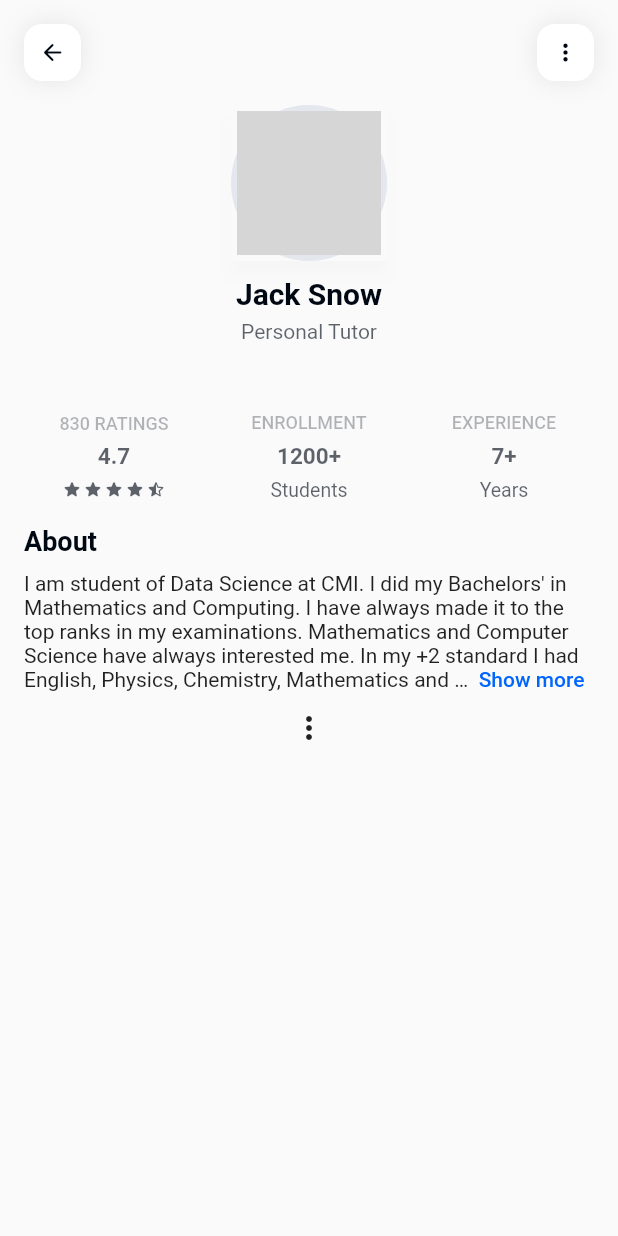
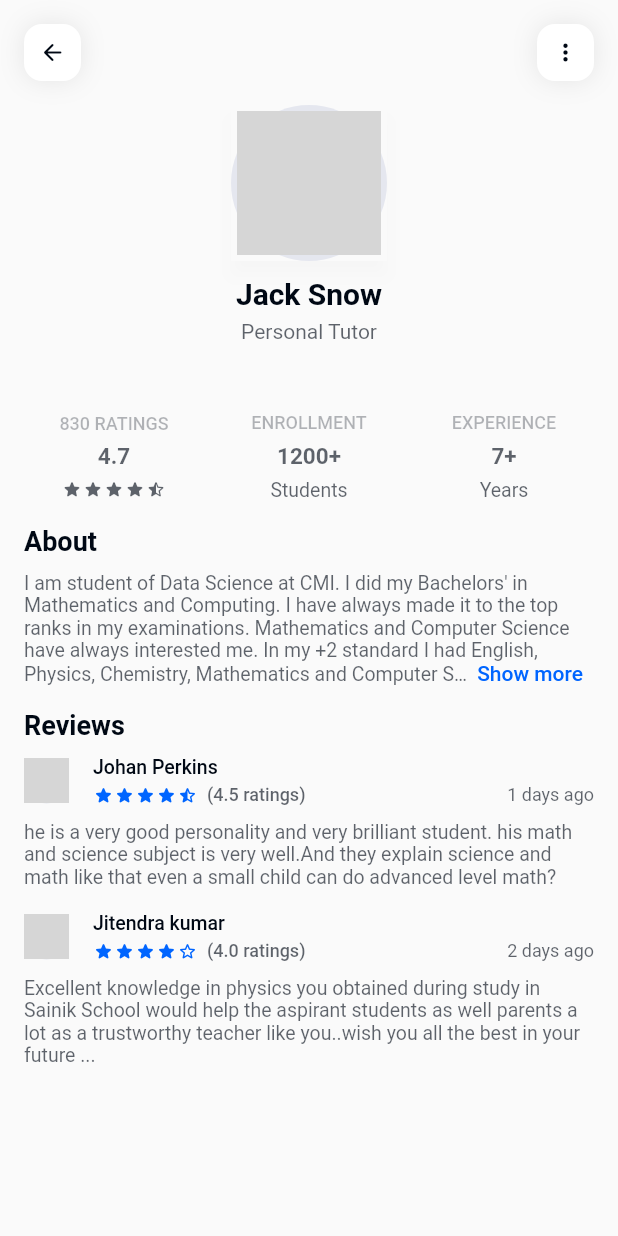
Before and after one commit to SubashXess/Institute-App-V2, a Flutter app: the ViewerVisitTutorProfilePage screen opened by its route, on a phone screen of 412 x 824 dp. Run offline on Flutter 3.47's test engine with Material 2 defaults, Android fonts, the phone set to English and light mode, and no system bars; drawn by our look-alikes of readmore; our stand-ins replace badges, flutter_svg, otp_text_field; network calls fail; grey boxes are pictures that could not be loaded.

Commit message:
tutor-profile-v2

```diff
--- /dev/null
+++ b/lib/components/view_review_contents.dart
@@ -0,0 +1,102 @@
+import 'package:flutter/material.dart';
+import 'package:institute_app_v2/components/star_ratings.dart';
+import 'package:readmore/readmore.dart';
+import '../constants/textstyles.dart';
+import '../constants/themes.dart';
+
+class ViewReviewsContents extends StatelessWidget {
+  const ViewReviewsContents({
+    Key? key,
+    required this.name,
+    required this.img,
+    required this.ratings,
+    required this.content,
+    required this.createdBy,
+    this.updatedBy,
+  }) : super(key: key);
+  final String name;
+  final String img;
+  final double ratings;
+  final String content;
+  final String createdBy;
+  final String? updatedBy;
+
+  @override
+  Widget build(BuildContext context) {
+    return Container(
+      margin: const EdgeInsets.only(bottom: 16.0),
+      child: Column(
+        children: [
+          Row(
+            children: [
+              CircleAvatar(
+                backgroundColor: AppContainerTheme.appContainerBluishTheme,
+                radius: 15.0,
+                backgroundImage: NetworkImage(img),
+              ),
+              const SizedBox(width: 16.0),
+              Expanded(
+                child: Column(
+                  crossAxisAlignment: CrossAxisAlignment.start,
+                  children: [
+                    Text(
+                      name,
+                      maxLines: 1,
+                      overflow: TextOverflow.ellipsis,
+                      style: AppTextStyle.h4TextStyle(
+                          fontWeight: FontWeight.w500, size: 13.0),
+                    ),
+                    const SizedBox(height: 4.0),
+                    Row(
+                      children: [
+                        StarDisplayWidget(
+                          initialRatings: ratings,
+                          color: AppTheme.appThemeColor,
+                          size: 14.0,
+                        ),
+                        const SizedBox(width: 6.0),
+                        Text(
+                          '($ratings ratings)',
+                          style: AppTextStyle.h4TextStyle(
+                              color: AppTextTheme.appTextThemeLight,
+                              fontWeight: FontWeight.w500,
+                              size: 12.0),
+                        ),
+                        const Spacer(),
+                        Text(
+                          '$createdBy days ago',
+                          style: AppTextStyle.h4TextStyle(
+                            color: AppTextTheme.appTextThemeLight,
+                            size: 12.0,
+                          ),
+                        ),
+                      ],
+                    ),
+                  ],
+                ),
+              ),
+            ],
+          ),
+          const SizedBox(height: 10.0),
+          ReadMoreText(
+            content,
+            trimLines: 5,
+            trimMode: TrimMode.Line,
+            trimCollapsedText: ' Show more',
+            trimExpandedText: ' Show less',
+            style: AppTextStyle.h4TextStyle(
+                color: AppTextTheme.appTextThemeLight, size: 13.0),
+            lessStyle: AppTextStyle.h4TextStyle(
+                fontWeight: FontWeight.w500,
+                size: 13.0,
+                color: AppTheme.appThemeColor),
+            moreStyle: AppTextStyle.h4TextStyle(
+                fontWeight: FontWeight.w500,
+                size: 13.0,
+                color: AppTheme.appThemeColor),
+          ),
+        ],
+      ),
+    );
+  }
+}
--- a/lib/constants/routes.dart
+++ b/lib/constants/routes.dart
@@ -1,4 +1,5 @@
 import 'package:flutter/material.dart';
+import 'package:institute_app_v2/screens/tutor_profile_page/tutor_profile_page.dart';
 import 'package:institute_app_v2/screens/viewer_screen/dashboard_page/viewer_dashboard_page.dart';
 import 'package:institute_app_v2/screens/login_page.dart';
 import 'package:institute_app_v2/screens/otp_page.dart';
@@ -10,6 +11,7 @@ import '../screens/viewer_screen/viewer_profile_page/viewer_profilepage.dart';
 final Map<String, WidgetBuilder> routes = {
   '/loginpage': (context) => const LoginPage(),
   '/otppage': (context) => const OTPPage(),
+  '/tutor_profile_page': (context) => const TutorProfilePage(),
 
   ////////////////////////// Viewer Page ////////////////////////////
   '/viewer_registration_page': (context) => const ViewerRegistrationPage(),
--- a/lib/main.dart
+++ b/lib/main.dart
@@ -21,7 +21,7 @@ class MyApp extends StatelessWidget {
         debugShowCheckedModeBanner: false,
         theme: ThemeData(primarySwatch: Colors.blue),
         initialRoute:
-            '/viewer_visit_tutor_page', // otppage  loginpage  viewer_registration_page viewer_profile_page  dashboard_page  viewer_visit_tutor_page
+            '/tutor_profile_page', // otppage  loginpage  viewer_registration_page viewer_profile_page  dashboard_page  viewer_visit_tutor_page
         routes: routes,
       ),
     );
--- a/lib/screens/viewer_screen/dashboard_page/components/appbar_widget.dart
+++ b/lib/screens/viewer_screen/dashboard_page/components/appbar_widget.dart
@@ -45,6 +45,7 @@ class DashboardAppBarWidget extends StatelessWidget {
                     splashColor: Colors.transparent,
                     highlightColor: Colors.transparent,
                     onTap: () {
+                      FocusScope.of(context).unfocus();
                       Scaffold.of(context).openDrawer();
                     },
                     child: Container(
--- a/lib/screens/viewer_screen/viewer_visit_tutor_ptofile_page/viewer_visit_tutor_profile_page.dart
+++ b/lib/screens/viewer_screen/viewer_visit_tutor_ptofile_page/viewer_visit_tutor_profile_page.dart
@@ -4,7 +4,10 @@ import 'package:institute_app_v2/constants/boxshadow.dart';
 import 'package:institute_app_v2/constants/dimensions.dart';
 import 'package:institute_app_v2/constants/textstyles.dart';
 import 'package:institute_app_v2/constants/themes.dart';
+import 'package:institute_app_v2/widgets/rounded_button_widget.dart';
 import 'package:readmore/readmore.dart';
+
+import '../../../components/view_review_contents.dart';
 
 class ViewerVisitTutorProfilePage extends StatefulWidget {
   const ViewerVisitTutorProfilePage({super.key});
@@ -20,6 +23,40 @@ class _ViewerVisitTutorProfilePageState
   Widget build(BuildContext context) {
     Size size = MediaQuery.of(context).size;
     return Scaffold(
+      // bottomSheet: SafeArea(
+      //   child: Container(
+      //     width: size.width,
+      //     child: Column(
+      //       mainAxisSize: MainAxisSize.min,
+      //       children: [
+      //         Row(
+      //           children: [
+      //             Expanded(
+      //               child: RoundedButtonWidget(
+      //                 size: size,
+      //                 color: AppTheme.appThemeColor,
+      //                 label: Text(
+      //                   'Request a call back',
+      //                   style: AppTextStyle.h4TextStyle(color: Colors.white),
+      //                 ),
+      //               ),
+      //             ),
+      //             Expanded(
+      //               child: RoundedButtonWidget(
+      //                 size: size,
+      //                 color: AppTheme.appThemeColor,
+      //                 label: Text(
+      //                   'Send a message',
+      //                   style: AppTextStyle.h4TextStyle(color: Colors.white),
+      //                 ),
+      //               ),
+      //             ),
+      //           ],
+      //         ),
+      //       ],
+      //     ),
+      //   ),
+      // ),
       body: Container(
         width: size.width,
         child: SafeArea(
@@ -159,6 +196,8 @@ class _ViewerVisitTutorProfilePageState
                         trimMode: TrimMode.Line,
                         trimCollapsedText: ' Show more',
                         trimExpandedText: ' Show less',
+                        style: AppTextStyle.h4TextStyle(
+                            color: AppTextTheme.appTextThemeLight, size: 13.0),
                         lessStyle: AppTextStyle.h4TextStyle(
                             fontWeight: FontWeight.w500,
                             color: AppTheme.appThemeColor),
@@ -169,14 +208,36 @@ class _ViewerVisitTutorProfilePageState
                     ],
                   ),
                 ),
-                PopupMenuButton(
-                  itemBuilder: (context) {
-                    return [
-                      PopupMenuItem(child: Text('One')),
-                      PopupMenuItem(child: Text('Two')),
-                    ];
-                  },
-                )
+                Container(
+                  width: size.width,
+                  padding: const EdgeInsets.symmetric(horizontal: 16.0),
+                  child: Column(
+                    crossAxisAlignment: CrossAxisAlignment.start,
+                    children: [
+                      const SizedBox(height: 16.0),
+                      Text('Reviews', style: AppTextStyle.h2TextStyle()),
+                      const SizedBox(height: 10.0),
+                      const ViewReviewsContents(
+                        img:
+                            'https://media.istockphoto.com/id/539246041/photo/happy-student-in-class.jpg?s=612x612&w=0&k=20&c=lIyIt9Rq5Ahj140VLYYDB8urF8ss-eqoZVbkAlAsXIk=',
+                        name: 'Johan Perkins',
+                        ratings: 4.5,
+                        createdBy: '1',
+                        content:
+                            'he is a very good personality and very brilliant student. his math and science subject is very well.And they explain science and math like that even a small child can do advanced level math?',
+                      ),
+                      const ViewReviewsContents(
+                        img:
+                            'https://media.istockphoto.com/id/1278973857/photo/smiling-student-guy-preparing-for-exam-at-school.jpg?s=612x612&w=0&k=20&c=mIz_-ZiJgtWAUD5Pc4YpbS8sY9iqaEsCOcB8lez019k=',
+                        name: 'Jitendra kumar',
+                        ratings: 4.0,
+                        createdBy: '2',
+                        content:
+                            'Excellent knowledge in physics you obtained during study in Sainik School would help the aspirant students as well parents a lot as a trustworthy teacher like you..wish you all the best in your future ...',
+                      ),
+                    ],
+                  ),
+                ),
               ],
             ),
           ),
```
Also changed, not shown: lib/screens/tutor_profile_page/tutor_profile_page.dart (added, +100 -0 lines), lib/screens/viewer_screen/dashboard_page/viewer_dashboard_page.dart (+1 -25 lines).
